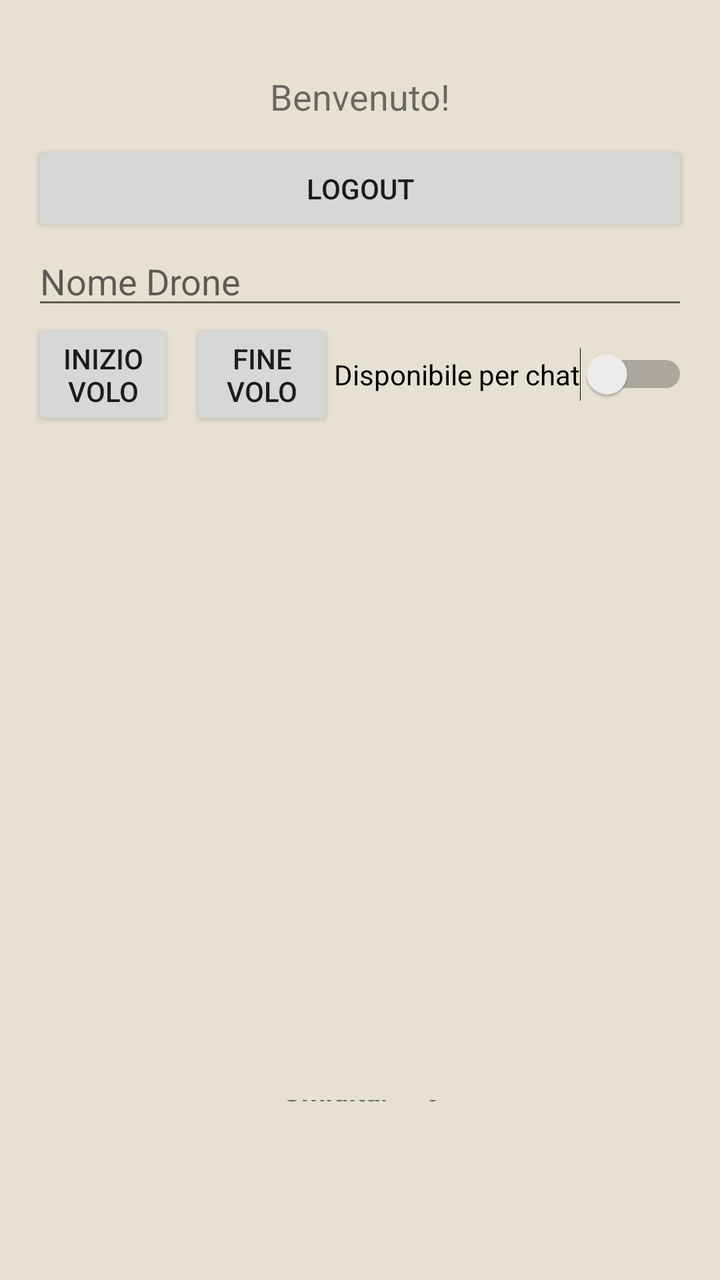
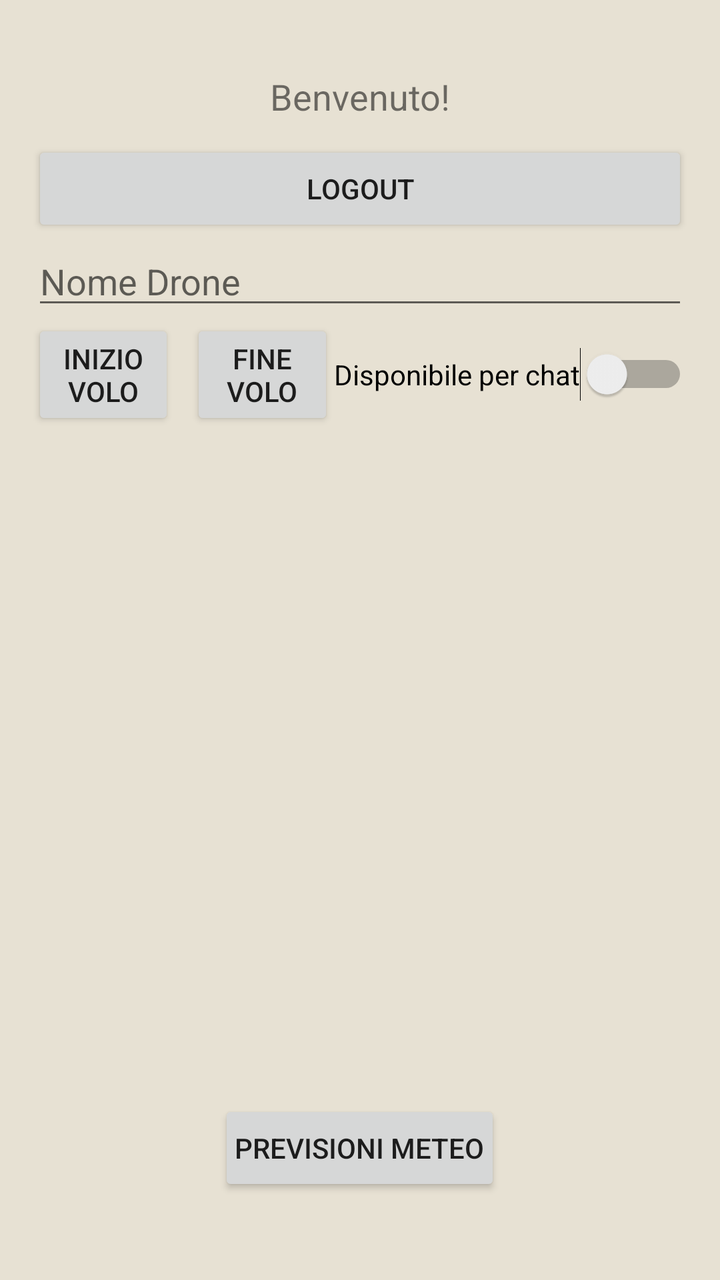

An Android layout rendered at two revisions. The XML below is the earlier revision; the diff shows what the commit changed to produce the second picture.
<!-- AndroidManifest.xml: activity theme Theme.AppCompat.Light -->
<!-- res/layout/activity_dashboard.xml -->
<LinearLayout xmlns:android="http://schemas.android.com/apk/res/android"
    android:layout_width="match_parent"
    android:layout_height="match_parent"
    android:orientation="vertical"
    android:background="#e7e1d3"
    android:padding="16dp">

    <TextView
        android:id="@+id/welcomeTextView"
        android:layout_width="match_parent"
        android:layout_height="wrap_content"
        android:text="Benvenuto!"
        android:textSize="18sp"
        android:gravity="center"
        android:layout_marginTop="10dp"
        android:padding="10dp"/>

    <Button
        android:id="@+id/logoutButton"
        android:layout_width="match_parent"
        android:layout_height="wrap_content"
        android:text="Logout" />

    <EditText
        android:id="@+id/droneField"
        android:layout_width="match_parent"
        android:layout_height="wrap_content"
        android:hint="Nome Drone" />

    
    <LinearLayout
        android:layout_width="match_parent"
        android:layout_height="wrap_content"
        android:orientation="horizontal"
        android:gravity="center">

        <Button
            android:id="@+id/startFlightButton"
            android:layout_width="0dp"
            android:layout_weight="1"
            android:layout_height="wrap_content"
            android:text="Inizio volo"
            android:layout_marginEnd="8dp"/>

        <Button
            android:id="@+id/stopFlightButton"
            android:layout_width="0dp"
            android:layout_weight="1"
            android:layout_height="wrap_content"
            android:text="Fine volo"/>

        <Switch
            android:id="@+id/chatToggle"
            android:layout_width="wrap_content"
            android:layout_height="wrap_content"
            android:text="Disponibile per chat"/>

    </LinearLayout>

    <FrameLayout
        android:id="@+id/mapContainer"
        android:layout_width="match_parent"
        android:layout_height="325dp"
        android:visibility="visible" />

    <LinearLayout
        android:id="@+id/new_message_container"
        android:layout_width="wrap_content"
        android:layout_height="wrap_content"
        android:orientation="horizontal"
        android:gravity="center"
        android:visibility="gone"
        android:layout_marginTop="10dp"
        android:layout_gravity="center_horizontal">

        <ImageView
            android:id="@+id/new_message_icon"
            android:layout_width="24dp"
            android:layout_height="24dp"
            android:src="@drawable/ic_mail"
            android:contentDescription="Nuovo messaggio" />

        <TextView
            android:id="@+id/new_message_text"
            android:layout_width="wrap_content"
            android:layout_height="wrap_content"
            android:text="Hai posta!"
            android:textSize="16sp"
            android:textStyle="bold"
            android:paddingStart="8dp" />
    </LinearLayout>

    <LinearLayout
        android:id="@+id/weather_info_container"
        android:layout_width="match_parent"
        android:layout_height="wrap_content"
        android:orientation="vertical"
        android:layout_marginTop="10dp"
        android:gravity="center">

        
        <TextView
            android:id="@+id/weather_info_text"
            android:layout_width="wrap_content"
            android:layout_height="wrap_content"
            android:text="Temp. Min: --° - Max: --° - Vento: -- Km/h - Umidità: --%"
            android:textSize="14sp"
            android:textStyle="bold"
            android:padding="8dp"
            android:gravity="center"/>

        
        <ImageView
            android:id="@+id/weather_meteogram"
            android:layout_width="match_parent"
            android:layout_height="100dp"
            android:scaleType="fitCenter"/>
    </LinearLayout>


</LinearLayout>
<!-- resources referenced by this layout -->
<resources>
  <!-- drawable ic_mail (drawable) -->
  <vector xmlns:android="http://schemas.android.com/apk/res/android" android:autoMirrored="true" android:height="24dp" android:tint="#000000" android:viewportHeight="24" android:viewportWidth="24" android:width="24dp">
        
      <path android:fillColor="@android:color/white" android:pathData="M20,2L4,2c-1.1,0 -1.99,0.9 -1.99,2L2,22l4,-4h14c1.1,0 2,-0.9 2,-2L22,4c0,-1.1 -0.9,-2 -2,-2zM6,9h12v2L6,11L6,9zM14,14L6,14v-2h8v2zM18,8L6,8L6,6h12v2z"/>
      
  </vector>
</resources>

<!-- the commit's change to res/layout/activity_dashboard.xml (unified diff, before → after) -->
@@ -98,23 +98,14 @@
         android:layout_marginTop="10dp"
         android:gravity="center">
 
+
         
-        <TextView
-            android:id="@+id/weather_info_text"
+        <Button
+            android:id="@+id/weather_forecast_button"
             android:layout_width="wrap_content"
             android:layout_height="wrap_content"
-            android:text="Temp. Min: --° - Max: --° - Vento: -- Km/h - Umidità: --%"
-            android:textSize="14sp"
-            android:textStyle="bold"
-            android:padding="8dp"
-            android:gravity="center"/>
-
-        
-        <ImageView
-            android:id="@+id/weather_meteogram"
-            android:layout_width="match_parent"
-            android:layout_height="100dp"
-            android:scaleType="fitCenter"/>
+            android:text="Previsioni Meteo"
+            android:padding="8dp"/>
     </LinearLayout>
 
 
